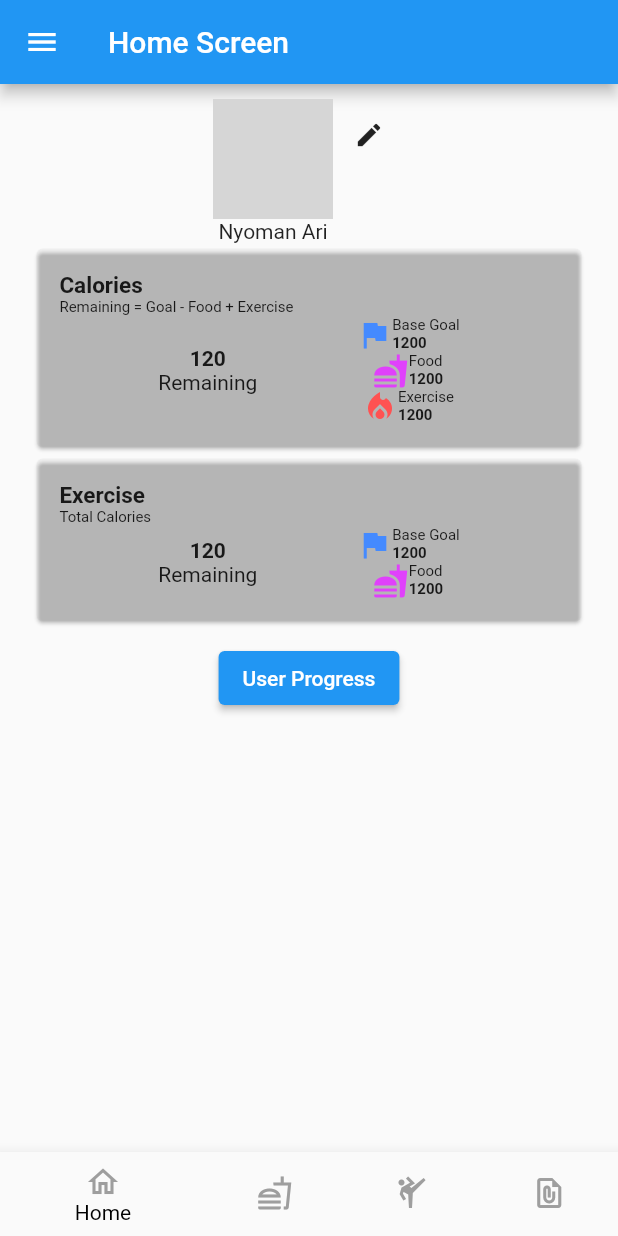
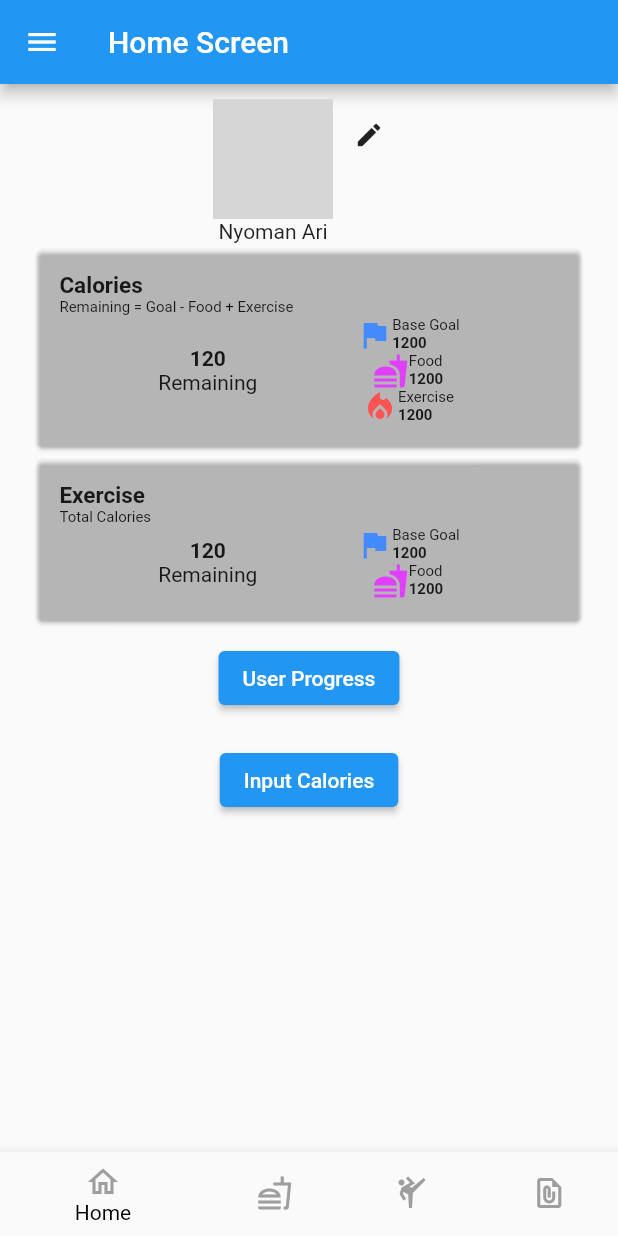
Before and after one commit to nyomanari21/Tubes_Provis_Healthy_Better, a Flutter app: the screen it shows once a user with an empty profile is signed in, on a phone screen of 412 x 824 dp. Run offline on Flutter 3.47's test engine with Material 2 defaults, Android fonts, the light colour scheme and no system bars; our stand-ins replace cloud_firestore, firebase_auth, firebase_core; accounts and stored records are empty; network calls fail; grey boxes are pictures that could not be loaded.

Commit message:
Update 3.6.3
Tambah tombol input calories di home screen

```diff
--- a/healthy_better/lib/view/home_screen.dart
+++ b/healthy_better/lib/view/home_screen.dart
@@ -4,6 +4,7 @@ import 'package:healthy_better/view/login_screen.dart';
 import 'package:healthy_better/view/profile.dart';
 import 'package:healthy_better/view/user_progress.dart';
 import 'package:healthy_better/view/foods_screen.dart';
+import 'package:healthy_better/view/input_calories.dart';
 import 'package:firebase_auth/firebase_auth.dart';
 
 class HomeScreen extends StatefulWidget {
@@ -449,6 +450,20 @@ class _HomeScreenState extends State<HomeScreen> {
                   child: Text("User Progress"),
                 ),
               ),
+
+              // Button Input Calories
+              Container(
+                margin: EdgeInsets.all(10),
+                child: ElevatedButton(
+                  onPressed: () {
+                    Navigator.of(context)
+                        .push(MaterialPageRoute(builder: (context) {
+                      return InputCalories();
+                    }));
+                  },
+                  child: Text("Input Calories"),
+                ),
+              ),
             ],
           ),
         ),
```
